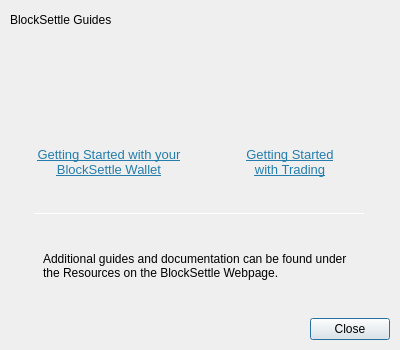
Above: BlockSettleUILib/InfoDialogs/SupportDialog.ui from BlockSettle/terminal before the change. Below: the same form after it.
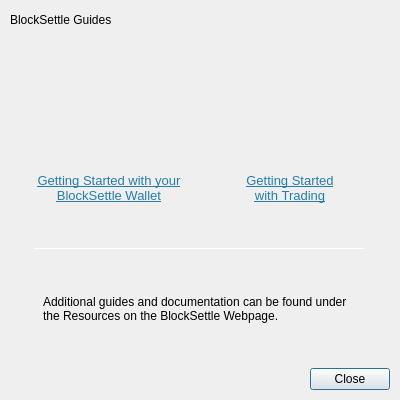
That is the form after the change. Icons and pictures are not drawn.

Commit message: Disable auto-resizing on tutorials dialog to avoid flickering on windows while moving dialog with mouse

```diff
--- a/BlockSettleUILib/InfoDialogs/SupportDialog.ui
+++ b/BlockSettleUILib/InfoDialogs/SupportDialog.ui
@@ -15,24 +15,33 @@
     <x>0</x>
     <y>0</y>
     <width>400</width>
-    <height>350</height>
+    <height>400</height>
    </rect>
   </property>
+  <property name="sizePolicy">
+   <sizepolicy hsizetype="Fixed" vsizetype="Fixed">
+    <horstretch>0</horstretch>
+    <verstretch>0</verstretch>
+   </sizepolicy>
+  </property>
   <property name="minimumSize">
    <size>
     <width>400</width>
-    <height>350</height>
+    <height>400</height>
    </size>
   </property>
   <property name="maximumSize">
    <size>
     <width>400</width>
-    <height>350</height>
+    <height>400</height>
    </size>
   </property>
   <property name="windowTitle">
    <string>Help</string>
   </property>
+  <property name="sizeGripEnabled">
+   <bool>false</bool>
+  </property>
   <property name="classicTabs" stdset="0">
    <bool>false</bool>
   </property>
```
The commit also changes 1 other file.
